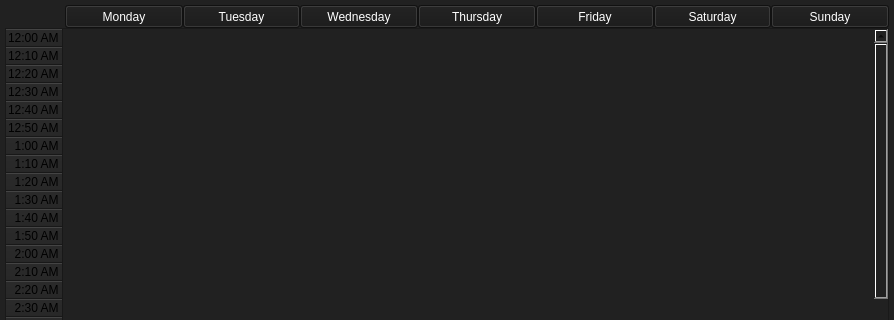
Above: ui/scheduleblocks.ui from HowePersonal/DistractionBlocker before the change; both pictures show x 0 to 894 and y 0 to 320 of the 894 by 866 pixel window. Below: the same form after it.
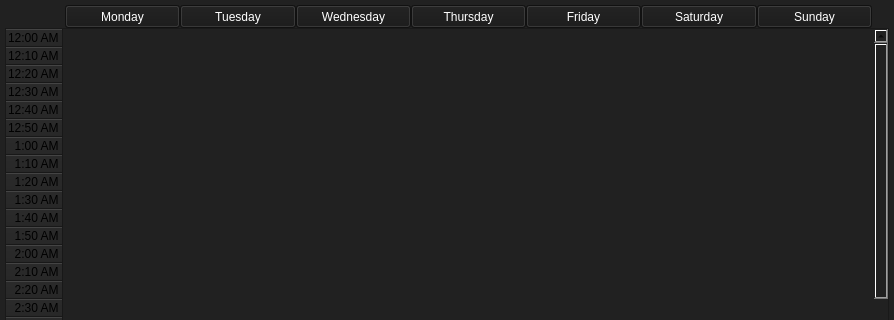
That is the form after the change.

```diff
--- a/ui/scheduleblocks.ui
+++ b/ui/scheduleblocks.ui
@@ -190,6 +190,22 @@
          </property>
         </widget>
        </item>
+       <item>
+        <spacer name="horizontalSpacer_2">
+         <property name="orientation">
+          <enum>Qt::Horizontal</enum>
+         </property>
+         <property name="sizeType">
+          <enum>QSizePolicy::Fixed</enum>
+         </property>
+         <property name="sizeHint" stdset="0">
+          <size>
+           <width>17</width>
+           <height>20</height>
+          </size>
+         </property>
+        </spacer>
+       </item>
       </layout>
      </item>
      <item>
```
Left out of the diff: 3 changed lines with no effect on the pictures.
